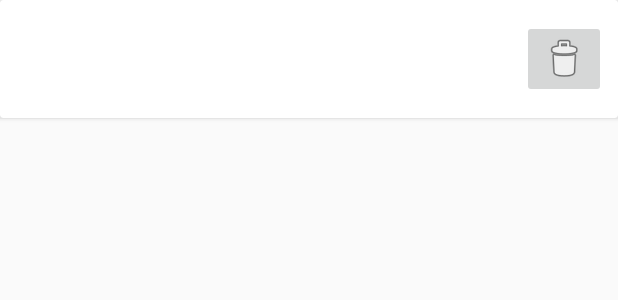
After one commit to milad0x6d/android-samples, an Android app: the layout list_item_row.xml on its own in the app's theme, with its tools: preview values and no code run, on a phone screen of 412 x 824 dp. The commit adds this screen. Shown: the top 300 px of the screen. Run offline under Robolectric (Android 15) with nearby library versions, the phone set to English and light mode, and no system bars.

Commit message:
livedata added

```diff
--- a/app/build.gradle
+++ b/app/build.gradle
@@ -34,4 +34,8 @@ dependencies {
     testImplementation 'junit:junit:4.12'
     androidTestImplementation 'androidx.test.ext:junit:1.1.1'
     androidTestImplementation 'androidx.test.espresso:espresso-core:3.2.0'
+
+    implementation 'com.android.support:design:28.0.0'
+    implementation 'com.android.support:cardview-v7:28.0.0'
+    implementation 'android.arch.lifecycle:extensions:1.1.1'
 }
--- /dev/null
+++ b/app/src/main/res/layout/list_item_row.xml
@@ -0,0 +1,41 @@
+<?xml version="1.0" encoding="utf-8"?>
+<androidx.cardview.widget.CardView xmlns:android="http://schemas.android.com/apk/res/android"
+    android:layout_width="match_parent"
+    android:layout_height="wrap_content">
+
+    <RelativeLayout
+        android:layout_width="match_parent"
+        android:layout_height="wrap_content"
+        android:padding="8dp"
+        android:gravity="center_vertical">
+
+        <TextView
+            android:id="@+id/tvUrl"
+            android:layout_width="wrap_content"
+            android:layout_height="wrap_content"
+            android:layout_alignParentStart="true"
+            android:autoLink="web"
+            android:padding="8dp"
+            android:textColor="@android:color/black"
+            android:textSize="20sp" />
+
+        <TextView
+            android:id="@+id/tvDate"
+            android:layout_width="wrap_content"
+            android:layout_height="wrap_content"
+            android:layout_alignParentLeft="true"
+            android:layout_below="@+id/tvUrl" />
+
+        <ImageButton
+            android:id="@+id/btnDelete"
+            android:layout_width="wrap_content"
+            android:layout_height="wrap_content"
+            android:layout_alignParentEnd="true"
+            android:layout_centerVertical="true"
+            android:src="@android:drawable/ic_menu_delete" />
+
+
+    </RelativeLayout>
+
+
+</androidx.cardview.widget.CardView>
```
Also changed, not shown: app/src/main/java/ir/milad/androidexamples/MainActivity.java (added, +147 -0 lines), app/src/main/java/ir/milad/androidexamples/MainActivity.kt (deleted, +0 -12 lines), app/src/main/java/ir/milad/androidexamples/db/DbSettings.java (added, +14 -0 lines), app/src/main/java/ir/milad/androidexamples/db/FavouritesDBHelper.java (added, +27 -0 lines), app/src/main/java/ir/milad/androidexamples/model/Favourites.java (added, +20 -0 lines), app/src/main/java/ir/milad/androidexamples/viewmodel/FavouritesViewModel.java (added, +117 -0 lines), app/src/main/res/layout/activity_main.xml (+20 -8 lines).
